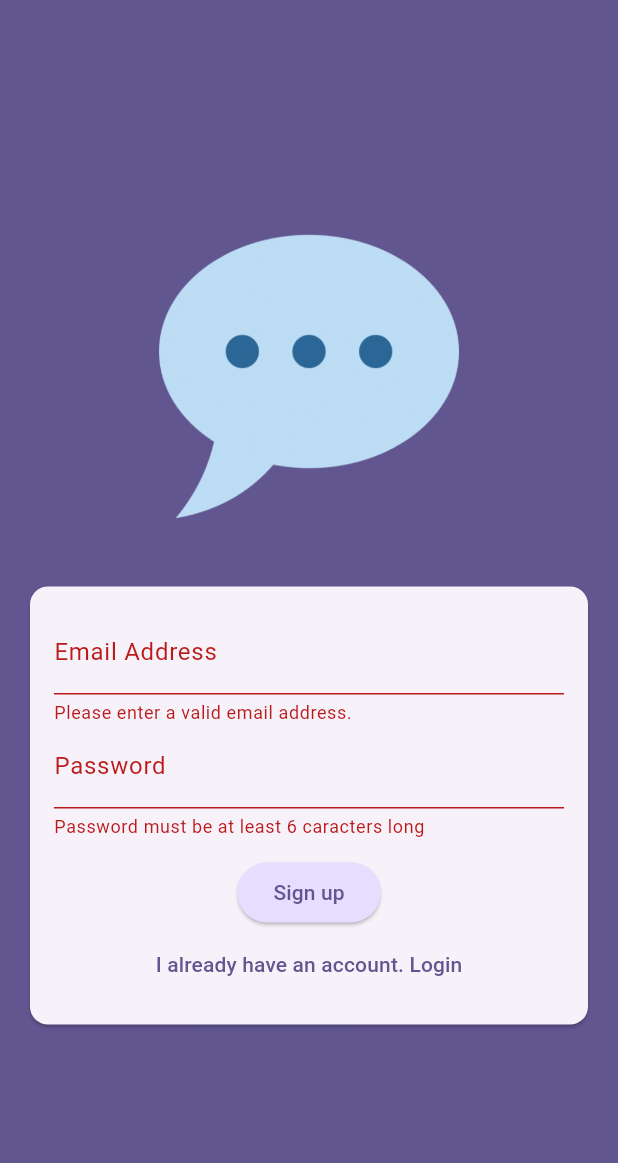
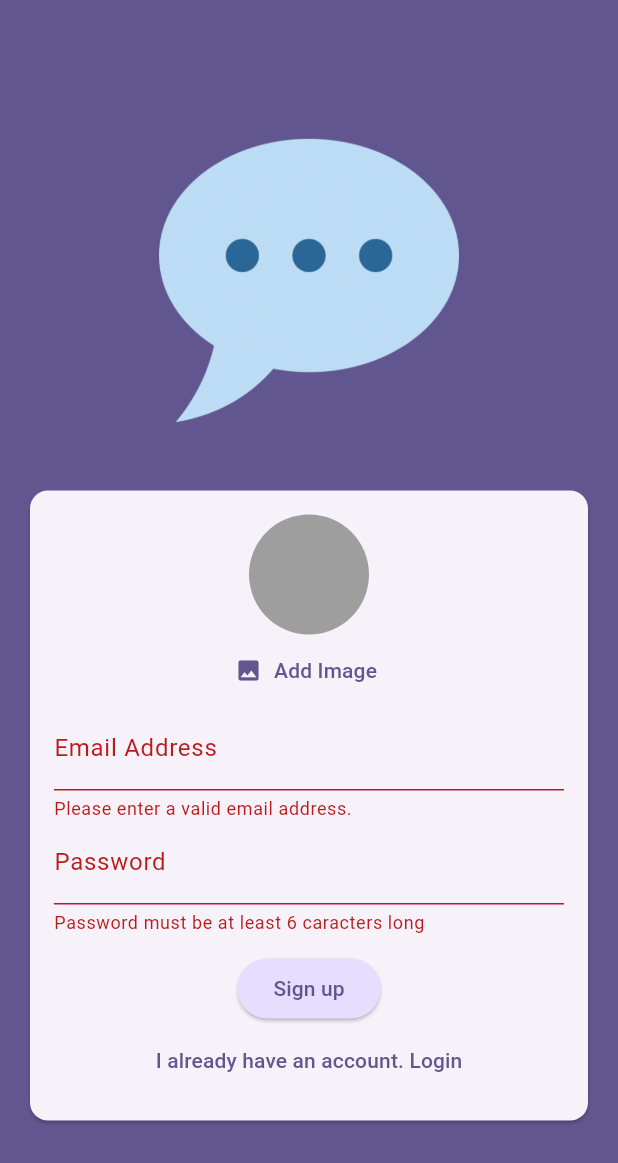
Before and after one commit to Rayen112/chat_app, a Flutter app: the screen it shows after launch, after a tap on "Login", after a tap on "Create an account", on a phone screen of 412 x 824 dp. Shown: the top 1163 px of the screen. Run offline on Flutter 3.47's test engine with Material 3 defaults, Android fonts, the phone set to English and light mode, and no system bars; our stand-ins replace firebase_auth, firebase_core, image_picker, supabase_flutter; accounts and stored records are empty.

```diff
--- a/lib/main.dart
+++ b/lib/main.dart
@@ -5,11 +5,17 @@ import 'package:firebase_auth/firebase_auth.dart';
 import 'package:flutter/material.dart';
 import 'package:firebase_core/firebase_core.dart';
 import 'firebase_options.dart';
+import 'package:supabase_flutter/supabase_flutter.dart';
 
 void main() async {
   WidgetsFlutterBinding.ensureInitialized();
   await Firebase.initializeApp(
     options: DefaultFirebaseOptions.currentPlatform,
+  );
+  WidgetsFlutterBinding.ensureInitialized();
+  await Supabase.initialize(
+    url: "https://vpfshexgberntxoajddl.supabase.co",
+    anonKey: "eyJhbGciOiJIUzI1NiIsInR5cCI6IkpXVCJ9.eyJpc3MiOiJzdXBhYmFzZSIsInJlZiI6InZwZnNoZXhnYmVybnR4b2FqZGRsIiwicm9sZSI6ImFub24iLCJpYXQiOjE3Mzg4NDQ5MzUsImV4cCI6MjA1NDQyMDkzNX0.Wt20d4Z6OC6X_uWYxgdPyZaOflvH6HPY4aCt8cJvFEY",
   );
   runApp(const App());
 }
--- a/lib/screens/auth.dart
+++ b/lib/screens/auth.dart
@@ -1,7 +1,12 @@
+import 'dart:io';
+
+import 'package:chat_app/widgets/user_image_picker.dart';
 import 'package:flutter/material.dart';
 import 'package:firebase_auth/firebase_auth.dart';
+import 'package:supabase_flutter/supabase_flutter.dart';
 
 final _firebase = FirebaseAuth.instance;
+final supbase = Supabase.instance.client;
 
 class AuthScreen extends StatefulWidget {
   const AuthScreen({super.key});
@@ -17,10 +22,11 @@ class _AuthScreenState extends State<AuthScreen> {
   final _formKey = GlobalKey<FormState>();
   var _enteredEmail = "";
   var _entredPassword = "";
+  File? _selectedImage;
 
   void _submit() async {
     final isValid = _formKey.currentState!.validate();
-    if (!isValid) {
+    if (!isValid || !_isLogin && _selectedImage == null) {
       return;
     }
 
@@ -32,6 +38,14 @@ class _AuthScreenState extends State<AuthScreen> {
       } else {
         final userCredentials = await _firebase.createUserWithEmailAndPassword(
             email: _enteredEmail, password: _entredPassword);
+        String fileName = "uploads/${userCredentials.user!.uid}.jpg";
+        await supbase.storage
+            .from("users_images")
+            .upload(fileName, _selectedImage!);
+
+        final imageUrl =
+            supbase.storage.from("users_images").getPublicUrl(fileName);
+        print(imageUrl);
       }
     } on FirebaseAuthException catch (error) {
       if (error.code == "email-already-in-use") {}
@@ -68,6 +82,12 @@ class _AuthScreenState extends State<AuthScreen> {
                     child: Column(
                       mainAxisSize: MainAxisSize.min,
                       children: [
+                        if (!_isLogin)
+                          UserImagePicker(
+                            onPickImage: (pickedImage) {
+                              _selectedImage = pickedImage;
+                            },
+                          ),
                         TextFormField(
                           keyboardType: TextInputType.emailAddress,
                           decoration: const InputDecoration(
--- /dev/null
+++ b/lib/widgets/user_image_picker.dart
@@ -0,0 +1,54 @@
+import 'package:flutter/material.dart';
+import 'package:image_picker/image_picker.dart';
+import 'dart:io';
+
+class UserImagePicker extends StatefulWidget {
+  const UserImagePicker({super.key, required this.onPickImage});
+
+  final void Function(File pickedImage) onPickImage;
+
+  @override
+  State<UserImagePicker> createState() {
+    return _UserImagePickerState();
+  }
+}
+
+class _UserImagePickerState extends State<UserImagePicker> {
+  File? _pickedImageFile;
+
+  void _pickImage() async {
+    final pickedImage = await ImagePicker()
+        .pickImage(source: ImageSource.camera, imageQuality: 50, maxWidth: 150);
+    if (pickedImage == null) {
+      return;
+    }
+    setState(() {
+      _pickedImageFile = File(pickedImage.path);
+    });
+    widget.onPickImage(_pickedImageFile!);
+  }
+
+  @override
+  Widget build(BuildContext context) {
+    return Column(
+      children: [
+        CircleAvatar(
+          radius: 40,
+          backgroundColor: Colors.grey,
+          foregroundImage:
+              _pickedImageFile != null ? FileImage(_pickedImageFile!) : null,
+        ),
+        TextButton.icon(
+          onPressed: _pickImage,
+          label: Text(
+            "Add Image",
+            style: TextStyle(
+              color: Theme.of(context).colorScheme.primary,
+            ),
+          ),
+          icon: Icon(Icons.image),
+        )
+      ],
+    );
+  }
+}
--- a/pubspec.yaml
+++ b/pubspec.yaml
@@ -36,6 +36,8 @@ dependencies:
   cupertino_icons: ^1.0.8
   firebase_core: ^3.10.1
   firebase_auth: ^5.4.1
+  supabase_flutter: ^2.8.3
+  image_picker: ^1.1.2
 
 dev_dependencies:
   flutter_test:
```
Also changed, not shown: pubspec.lock, 5 other files.
